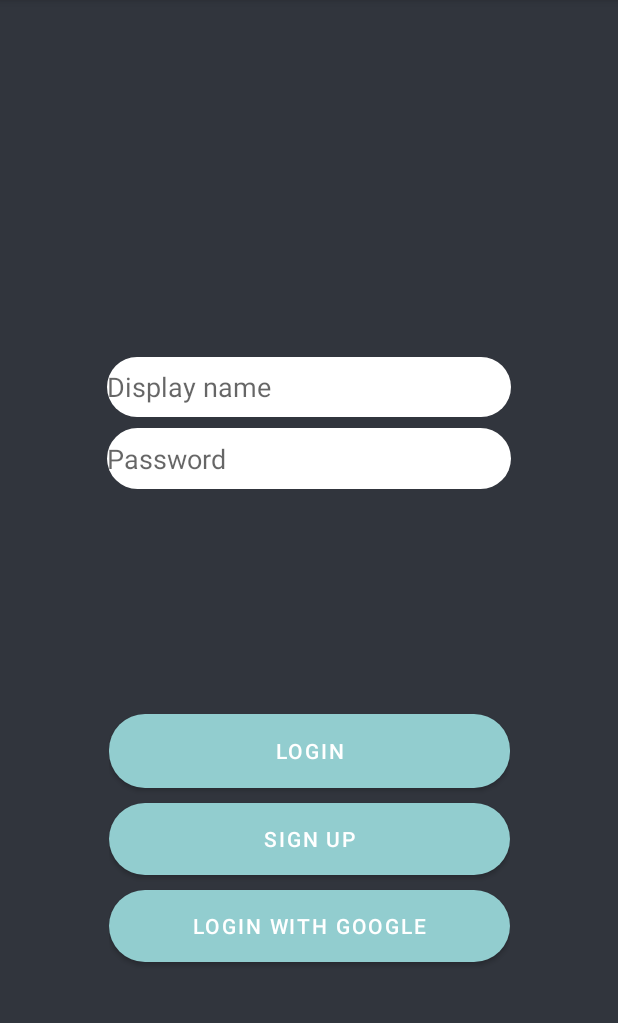
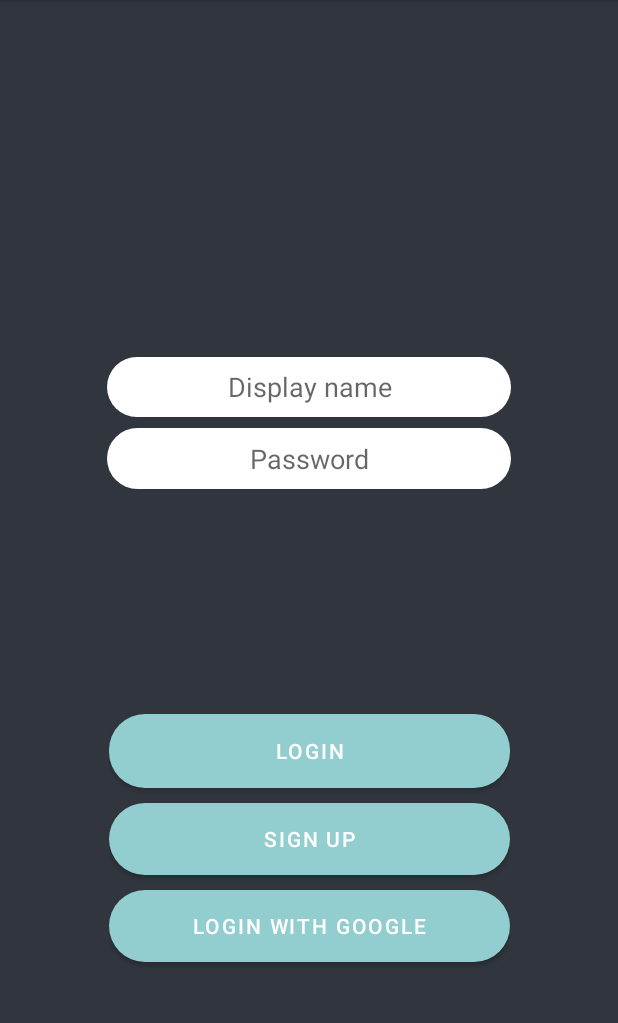
Before and after one commit to filipfloden/AndroidProject, an Android app: the screen it shows after launch (LoginActivity), on a phone screen of 412 x 824 dp, the part 84-1107 px from its top. Run offline under Robolectric (Android 15) with nearby library versions, the phone set to English and light mode, and no system bars; our stand-ins replace Firebase (no records; nobody signed in at launch, a user with empty details on screens opened directly).

Commit message:
Login text fix
Centered login placeholde

```diff
--- a/app/src/main/res/layout/activity_event.xml
+++ b/app/src/main/res/layout/activity_event.xml
@@ -20,7 +20,7 @@
             android:layout_width="match_parent"
             android:layout_height="wrap_content"
             android:orientation="vertical"
-            android:layout_gravity="center">
+            android:layout_gravity="">
 
             <TextView
                 android:id="@+id/createEventTextView"
--- a/app/src/main/res/layout/activity_login.xml
+++ b/app/src/main/res/layout/activity_login.xml
@@ -64,7 +64,8 @@
             android:background="@drawable/edittext_rounded_corners"
             android:ems="10"
             android:hint="@string/username_hint"
-            android:inputType="textPersonName" />
+            android:inputType="textPersonName"
+            android:gravity="center"/>
 
         <EditText
             android:id="@+id/passwordInput"
@@ -75,7 +76,8 @@
             android:background="@drawable/edittext_rounded_corners"
             android:ems="10"
             android:hint="@string/password_hint"
-            android:inputType="textPassword" />
+            android:inputType="textPassword"
+            android:gravity="center"/>
     </LinearLayout>
 
 </androidx.constraintlayout.widget.ConstraintLayout>
```
